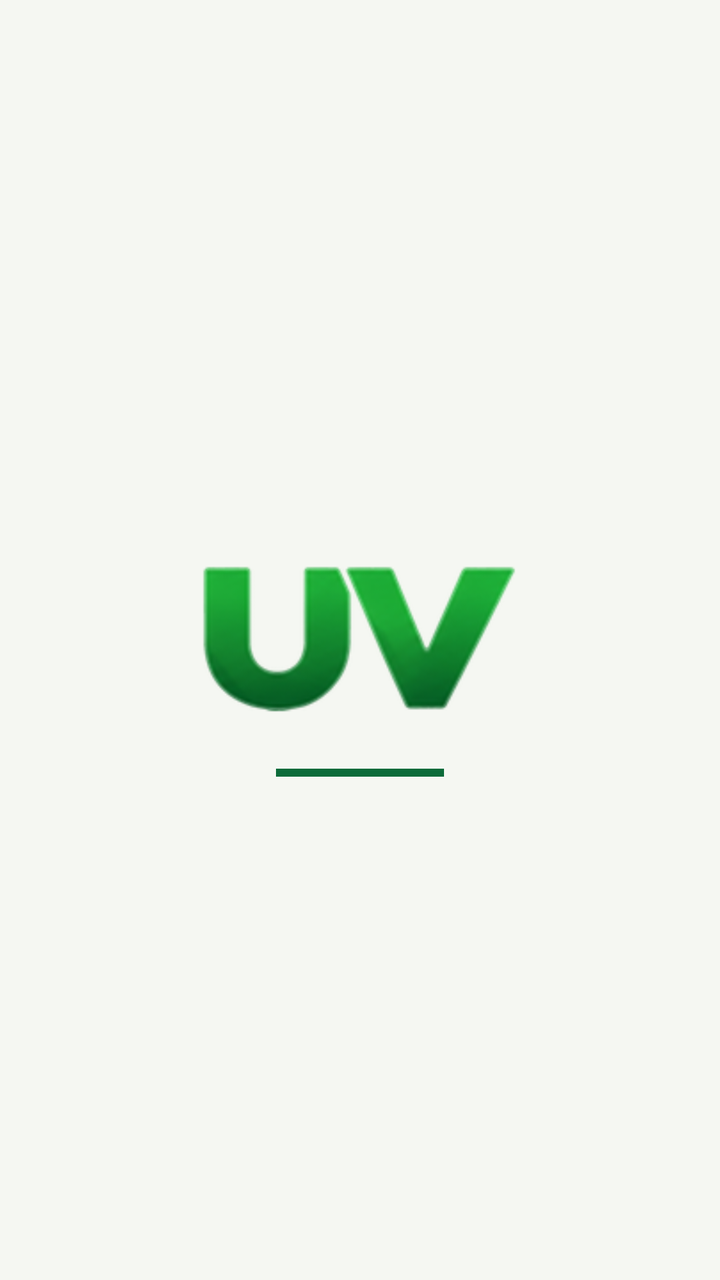
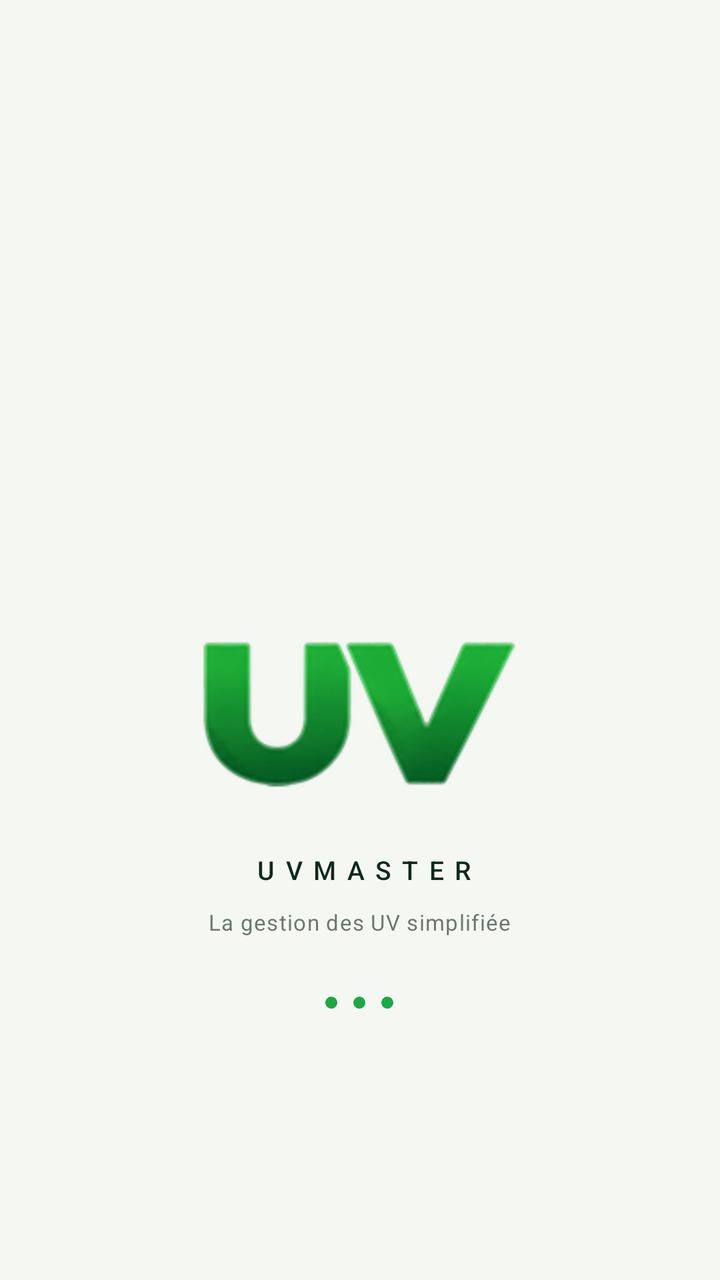

Two renders of the same Android screen: before a commit and after it. Below are the layout's source before the change and the commit's diff.
<!-- AndroidManifest.xml: application theme AppTheme -->
<!-- res/layout/loading_overlay.xml -->
<?xml version="1.0" encoding="utf-8"?>
<FrameLayout xmlns:android="http://schemas.android.com/apk/res/android"
    android:id="@+id/uvmaster_loading"
    android:layout_width="match_parent"
    android:layout_height="match_parent"
    android:background="@color/m_bg"
    android:clickable="true"
    android:focusable="true">

    <LinearLayout
        android:id="@+id/uvmaster_loading_content"
        android:layout_width="match_parent"
        android:layout_height="match_parent"
        android:orientation="vertical">

        <View
            android:layout_width="match_parent"
            android:layout_height="0dp"
            android:layout_weight="1" />

        <ImageView
            android:id="@+id/uvmaster_loading_glyph"
            android:layout_width="@dimen/loading_glyph_size"
            android:layout_height="@dimen/loading_glyph_size"
            android:layout_gravity="center_horizontal"
            android:contentDescription="@string/app_name"
            android:scaleType="fitCenter"
            android:src="@mipmap/ic_launcher_foreground" />

        <LinearLayout
            android:layout_width="match_parent"
            android:layout_height="0dp"
            android:layout_marginTop="@dimen/loading_below_glyph_offset"
            android:layout_weight="1"
            android:gravity="top|center_horizontal"
            android:orientation="vertical"
            android:paddingLeft="28dp"
            android:paddingRight="28dp">

            <ProgressBar
                android:id="@+id/uvmaster_loading_bar"
                style="@android:style/Widget.ProgressBar.Horizontal"
                android:layout_width="@dimen/loading_bar_width"
                android:layout_height="@dimen/loading_bar_height"
                android:contentDescription="@string/loading_progress"
                android:indeterminate="true"
                android:indeterminateTint="@color/m_brand" />

            <TextView
                android:id="@+id/uvmaster_loading_slow"
                android:layout_width="wrap_content"
                android:layout_height="wrap_content"
                android:layout_marginTop="18dp"
                android:accessibilityLiveRegion="polite"
                android:text="@string/loading_slow"
                android:textColor="@color/m_muted"
                android:textSize="15sp"
                android:visibility="gone" />

            <LinearLayout
                android:id="@+id/uvmaster_loading_failed"
                android:layout_width="match_parent"
                android:layout_height="wrap_content"
                android:layout_marginTop="4dp"
                android:accessibilityLiveRegion="polite"
                android:gravity="center_horizontal"
                android:orientation="vertical"
                android:visibility="gone">

                <TextView
                    android:layout_width="wrap_content"
                    android:layout_height="wrap_content"
                    android:text="@string/loading_failed_title"
                    android:textColor="@color/m_fg"
                    android:textSize="19sp"
                    android:textStyle="bold" />

                <TextView
                    android:layout_width="wrap_content"
                    android:layout_height="wrap_content"
                    android:layout_marginTop="8dp"
                    android:gravity="center_horizontal"
                    android:text="@string/loading_failed_text"
                    android:textColor="@color/m_muted"
                    android:textSize="15sp" />

                <Button
                    android:id="@+id/uvmaster_loading_retry"
                    android:layout_width="@dimen/loading_button_width"
                    android:layout_height="@dimen/loading_button_height"
                    android:layout_marginTop="22dp"
                    android:background="@drawable/loading_retry_background"
                    android:text="@string/loading_retry"
                    android:textAllCaps="false"
                    android:textColor="@color/m_on_brand"
                    android:textSize="16sp"
                    android:textStyle="bold" />
            </LinearLayout>
        </LinearLayout>
    </LinearLayout>
</FrameLayout>
<!-- resources referenced by this layout -->
<resources>
  <color name="m_bg">#F5F7F2</color>
  <color name="m_brand">#0B6B3A</color>
  <color name="m_fg">#0E2A1C</color>
  <color name="m_muted">#46594D</color>
  <color name="m_on_brand">#FFFFFF</color>
  <dimen name="loading_bar_height">4dp</dimen>
  <dimen name="loading_bar_width">84dp</dimen>
  <dimen name="loading_below_glyph_offset">-80dp</dimen>
  <dimen name="loading_button_height">54dp</dimen>
  <dimen name="loading_button_width">280dp</dimen>
  <dimen name="loading_glyph_size">288dp</dimen>
  <!-- drawable loading_retry_background (drawable) -->
  <?xml version="1.0" encoding="utf-8"?>
  <ripple xmlns:android="http://schemas.android.com/apk/res/android"
      android:color="#33FFFFFF">
      <item>
          <shape android:shape="rectangle">
              <solid android:color="@color/m_brand" />
              <corners android:radius="12dp" />
          </shape>
      </item>
  </ripple>
  <string name="app_name">UVMASTER</string>
  <string name="loading_failed_text">Vérifiez votre connexion Internet, puis réessayez.</string>
  <string name="loading_failed_title">Le serveur ne répond pas</string>
  <string name="loading_progress">Chargement</string>
  <string name="loading_retry">Réessayer</string>
  <string name="loading_slow">Connexion lente…</string>
  <style name="AppTheme" parent="Theme.AppCompat.Light.DarkActionBar">
          
          <item name="colorPrimary">@color/colorPrimary</item>
          <item name="colorPrimaryDark">@color/colorPrimaryDark</item>
          <item name="colorAccent">@color/colorAccent</item>
      </style>
  <!-- unchanged entries left out for length: 1 -->
</resources>

<!-- the commit's change to res/layout/loading_overlay.xml (unified diff, before → after) -->
@@ -7,13 +7,24 @@
     android:clickable="true"
     android:focusable="true">
 
+    
+    <View
+        android:id="@+id/uvmaster_loading_gradient"
+        android:layout_width="match_parent"
+        android:layout_height="match_parent"
+        android:alpha="0"
+        android:background="@drawable/loading_gradient"
+        android:importantForAccessibility="no" />
+
     <LinearLayout
         android:id="@+id/uvmaster_loading_content"
         android:layout_width="match_parent"
         android:layout_height="match_parent"
+        android:gravity="center_vertical"
         android:orientation="vertical">
 
         <View
+            android:id="@+id/uvmaster_loading_top"
             android:layout_width="match_parent"
             android:layout_height="0dp"
             android:layout_weight="1" />
@@ -28,6 +39,7 @@
             android:src="@mipmap/ic_launcher_foreground" />
 
         <LinearLayout
+            android:id="@+id/uvmaster_loading_lower"
             android:layout_width="match_parent"
             android:layout_height="0dp"
             android:layout_marginTop="@dimen/loading_below_glyph_offset"
@@ -37,31 +49,71 @@
             android:paddingLeft="28dp"
             android:paddingRight="28dp">
 
-            <ProgressBar
-                android:id="@+id/uvmaster_loading_bar"
-                style="@android:style/Widget.ProgressBar.Horizontal"
-                android:layout_width="@dimen/loading_bar_width"
-                android:layout_height="@dimen/loading_bar_height"
-                android:contentDescription="@string/loading_progress"
-                android:indeterminate="true"
-                android:indeterminateTint="@color/m_brand" />
-
-            <TextView
-                android:id="@+id/uvmaster_loading_slow"
+            
+            <LinearLayout
+                android:id="@+id/uvmaster_loading_brand"
                 android:layout_width="wrap_content"
                 android:layout_height="wrap_content"
-                android:layout_marginTop="18dp"
-                android:accessibilityLiveRegion="polite"
-                android:text="@string/loading_slow"
-                android:textColor="@color/m_muted"
-                android:textSize="15sp"
-                android:visibility="gone" />
+                android:gravity="center_horizontal"
+                android:orientation="vertical">
 
+                
+                <TextView
+                    android:id="@+id/uvmaster_loading_wordmark"
+                    android:layout_width="wrap_content"
+                    android:layout_height="wrap_content"
+                    android:fontFamily="sans-serif-medium"
+                    android:importantForAccessibility="no"
+                    android:letterSpacing="0.42"
+                    android:paddingLeft="5dp"
+                    android:text="@string/app_name"
+                    android:textColor="@color/m_fg"
+                    android:textSize="13sp" />
+
+                <TextView
+                    android:id="@+id/uvmaster_loading_tagline"
+                    android:layout_width="wrap_content"
+                    android:layout_height="wrap_content"
+                    android:layout_marginTop="10dp"
+                    android:accessibilityLiveRegion="polite"
+                    android:alpha="0.8"
+                    android:letterSpacing="0.04"
+                    android:text="@string/loading_tagline"
+                    android:textColor="@color/m_muted"
+                    android:textSize="11sp" />
+
+                <LinearLayout
+                    android:id="@+id/uvmaster_loading_dots"
+                    android:layout_width="wrap_content"
+                    android:layout_height="wrap_content"
+                    android:layout_marginTop="30dp"
+                    android:contentDescription="@string/loading_progress"
+                    android:orientation="horizontal">
+
+                    <View
+                        android:layout_width="@dimen/loading_dot_size"
+                        android:layout_height="@dimen/loading_dot_size"
+                        android:background="@drawable/loading_dot" />
+
+                    <View
+                        android:layout_width="@dimen/loading_dot_size"
+                        android:layout_height="@dimen/loading_dot_size"
+                        android:layout_marginStart="@dimen/loading_dot_gap"
+                        android:background="@drawable/loading_dot" />
+
+                    <View
+                        android:layout_width="@dimen/loading_dot_size"
+                        android:layout_height="@dimen/loading_dot_size"
+                        android:layout_marginStart="@dimen/loading_dot_gap"
+                        android:background="@drawable/loading_dot" />
+                </LinearLayout>
+            </LinearLayout>
+
+            
             <LinearLayout
                 android:id="@+id/uvmaster_loading_failed"
                 android:layout_width="match_parent"
                 android:layout_height="wrap_content"
-                android:layout_marginTop="4dp"
                 android:accessibilityLiveRegion="polite"
                 android:gravity="center_horizontal"
                 android:orientation="vertical"
@@ -70,6 +122,7 @@
                 <TextView
                     android:layout_width="wrap_content"
                     android:layout_height="wrap_content"
+                    android:gravity="center_horizontal"
                     android:text="@string/loading_failed_title"
                     android:textColor="@color/m_fg"
                     android:textSize="19sp"
<!-- resource entries referenced after the edit -->
@@ -5,12 +5,26 @@
   <color name="m_fg">#0E2A1C</color>
   <color name="m_muted">#46594D</color>
   <color name="m_on_brand">#FFFFFF</color>
-  <dimen name="loading_bar_height">4dp</dimen>
-  <dimen name="loading_bar_width">84dp</dimen>
-  <dimen name="loading_below_glyph_offset">-80dp</dimen>
+  <dimen name="loading_below_glyph_offset">-76dp</dimen>
   <dimen name="loading_button_height">54dp</dimen>
-  <dimen name="loading_button_width">280dp</dimen>
+  <dimen name="loading_button_width">240dp</dimen>
+  <dimen name="loading_dot_gap">8dp</dimen>
+  <dimen name="loading_dot_size">6dp</dimen>
   <dimen name="loading_glyph_size">288dp</dimen>
+  <!-- drawable loading_dot (drawable) -->
+  <?xml version="1.0" encoding="utf-8"?>
+  <shape xmlns:android="http://schemas.android.com/apk/res/android" android:shape="oval">
+      <solid android:color="@color/m_accent" />
+  </shape>
+  <!-- drawable loading_gradient (drawable) -->
+  <?xml version="1.0" encoding="utf-8"?>
+  <shape xmlns:android="http://schemas.android.com/apk/res/android" android:shape="rectangle">
+      <gradient
+          android:angle="270"
+          android:endColor="@color/m_splash_bottom"
+          android:startColor="@color/m_splash_top"
+          android:type="linear" />
+  </shape>
   <!-- drawable loading_retry_background (drawable) -->
   <?xml version="1.0" encoding="utf-8"?>
   <ripple xmlns:android="http://schemas.android.com/apk/res/android"
@@ -27,13 +41,16 @@
   <string name="loading_failed_title">Le serveur ne répond pas</string>
   <string name="loading_progress">Chargement</string>
   <string name="loading_retry">Réessayer</string>
-  <string name="loading_slow">Connexion lente…</string>
+  <string name="loading_tagline">La gestion des UV simplifiée</string>
   <style name="AppTheme" parent="Theme.AppCompat.Light.DarkActionBar">
           
           <item name="colorPrimary">@color/colorPrimary</item>
           <item name="colorPrimaryDark">@color/colorPrimaryDark</item>
           <item name="colorAccent">@color/colorAccent</item>
       </style>
+  <color name="m_accent">#1FA645</color>
+  <color name="m_splash_bottom">#EEF3EA</color>
+  <color name="m_splash_top">#F8FAF5</color>
   <!-- unchanged entries left out for length: 1 -->
 </resources>
 
